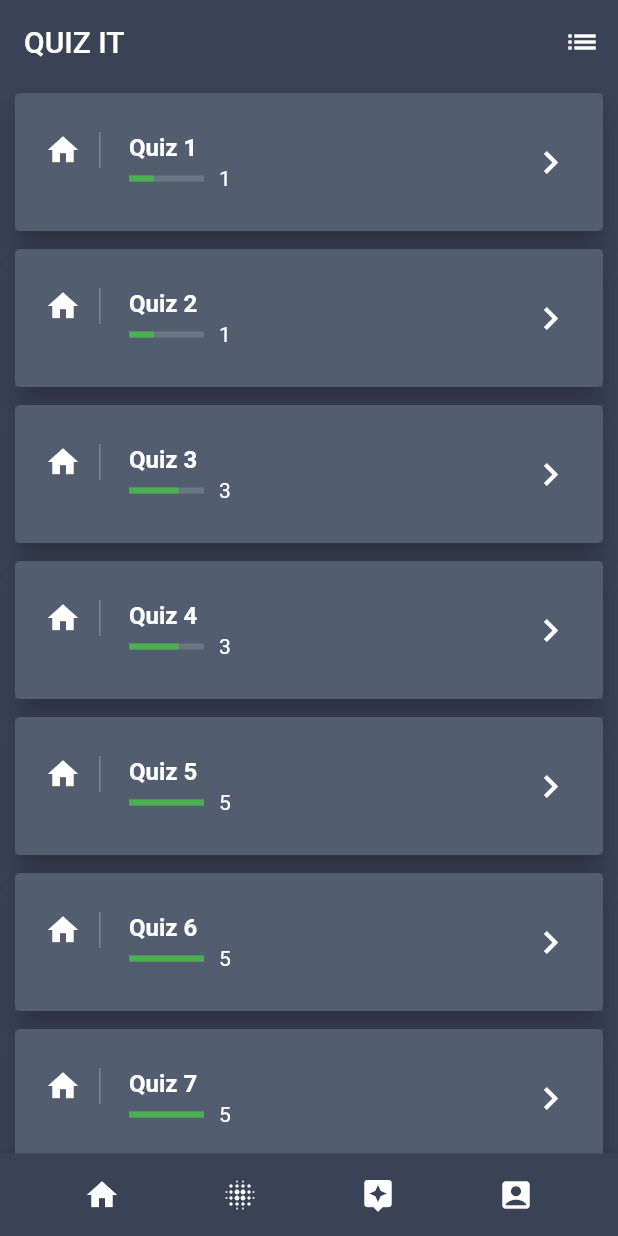
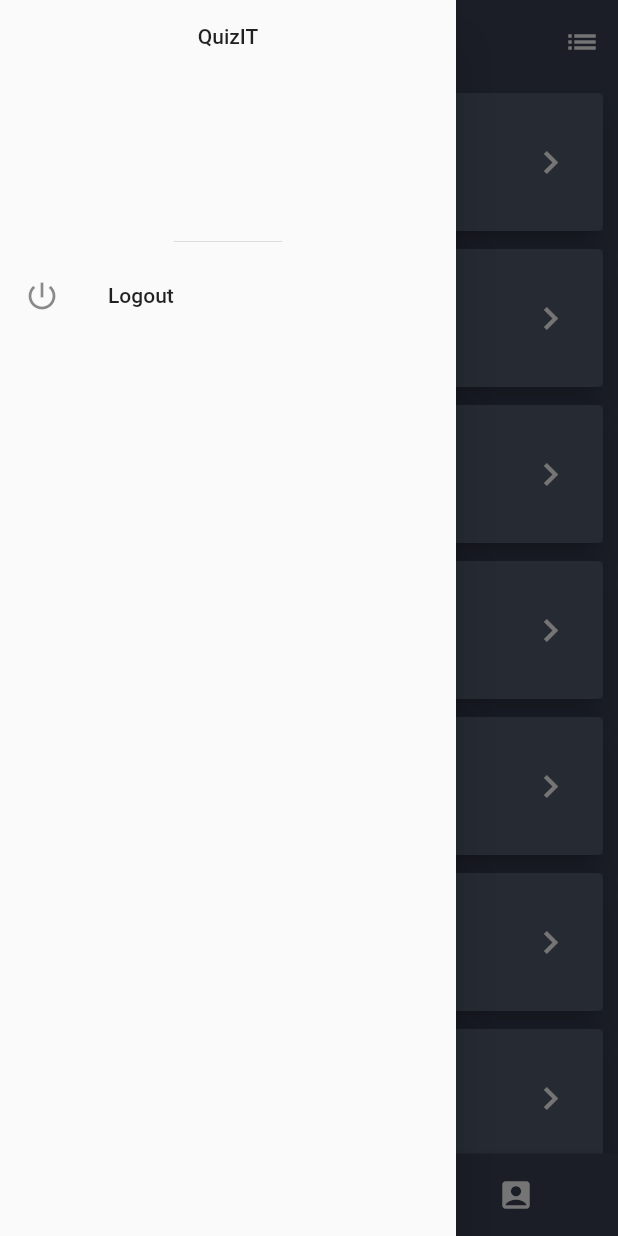
Before and after one commit to saigalanshul/quizIT, a Flutter app: the ListPage screen opened directly, with the side drawer open (before the commit the screen has no drawer), on a phone screen of 412 x 824 dp. Run offline on Flutter 3.47's test engine with Material 2 defaults, Android fonts, the phone set to English and light mode, and no system bars; our stand-ins replace cloud_firestore, firebase_auth; accounts and stored records are empty; Roboto replaces fonts that are missing (Raleway).

```diff
--- a/lib/detail_page.dart
+++ b/lib/detail_page.dart
@@ -1,5 +1,7 @@
+import 'package:firebase_auth/firebase_auth.dart';
+import 'package:flutter/material.dart';
+
 import './lesson.dart';
-import 'package:flutter/material.dart';
 
 class DetailPage extends StatelessWidget {
   final Lesson lesson;
@@ -120,6 +122,19 @@ class DetailPage extends StatelessWidget {
     );
 
     return Scaffold(
+      appBar: AppBar(
+        title: Text("QuizIT"),
+      ),
+      drawer: Drawer(
+        child: Column(
+          children: <Widget>[
+            DrawerHeader(child: Text("QuizIT")),
+            ListTile(title: Text("Logout"),
+              leading: Icon(Icons.power_settings_new),
+              onTap: () => FirebaseAuth.instance.signOut(),)
+          ],
+        ),
+      ),
       body: Column(
         children: <Widget>[topContent, bottomContent],
       ),
--- a/lib/main.dart
+++ b/lib/main.dart
@@ -1,4 +1,6 @@
+import 'package:firebase_auth/firebase_auth.dart';
 import 'package:flutter/material.dart';
+
 import './detail_page.dart';
 import './lesson.dart';
 import './login.dart';
@@ -149,6 +151,23 @@ class _ListPageState extends State<ListPage> {
     return Scaffold(
       backgroundColor: Color.fromRGBO(58, 66, 86, 1.0),
       appBar: topAppBar,
+      drawer: Drawer(
+        child: Column(
+          children: <Widget>[
+            DrawerHeader(child: Text("QuizIT")),
+            ListTile(title: Text("Logout"),
+                leading: Icon(Icons.power_settings_new),
+                onTap: () {
+                  FirebaseAuth.instance.signOut();
+                  Navigator.pushAndRemoveUntil(
+                      context,
+                      MaterialPageRoute(
+                        builder: (context) => Login(),
+                      ), ModalRoute.withName(':'));
+                })
+          ],
+        ),
+      ),
       body: makeBody,
       bottomNavigationBar: makeBottom,
     );
```
Lines whose indentation alone changed are shown as unchanged.
